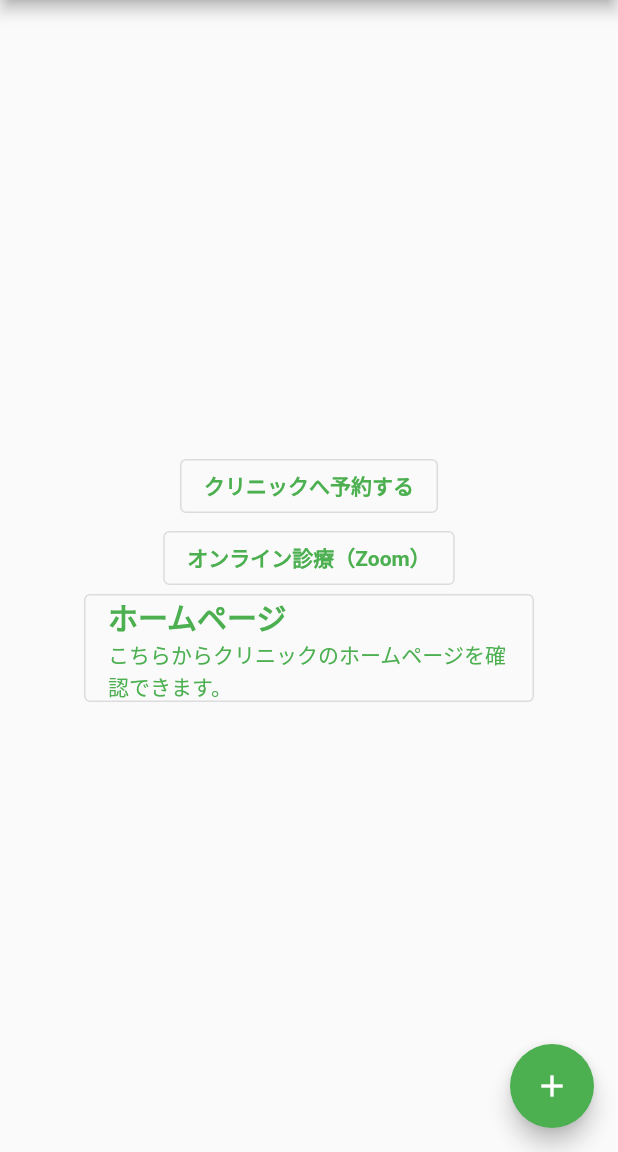
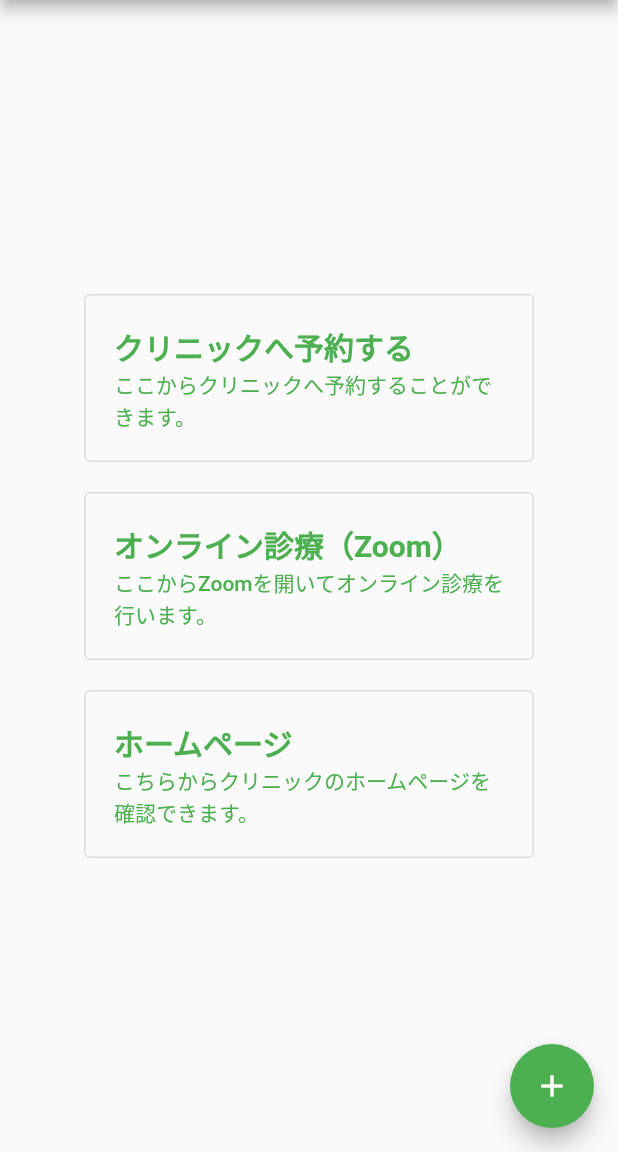
Before and after one commit to MORIMOTO520212/tamasakai-internal-medicine-clinic-app, a Flutter app: the screen it shows after launch, after a tap on "クリニックへ予約する", on a phone screen of 412 x 824 dp, the part 84-1236 px from its top. Run offline on Flutter 3.47's test engine with Material 2 defaults, Android fonts, the phone set to English and light mode, and no system bars.

Commit message:
add menu button margin

```diff
--- a/lib/main.dart
+++ b/lib/main.dart
@@ -40,56 +40,61 @@ class _MyHomePageState extends State<MyHomePage> {
         child: Column(
           mainAxisAlignment: MainAxisAlignment.center,
           children: <Widget>[
-
-            OutlinedButton(
-                onPressed: () => _opneUrl('https://coubic.com/timc/booking_pages#pageContent'),
-                child: const Text(
+            MyElements.menuButton(
+                'https://coubic.com/timc/booking_pages#pageContent',
                 'クリニックへ予約する',
-                  style: TextStyle(fontWeight: FontWeight.bold) )),
-
-            OutlinedButton(
-                onPressed: () => _opneUrl('https://zoom.us/j/3789782777?pwd=cnZyUXpKVDNmSVErYm91Q0oyWVk4Zz09'),
-                child: const Text(
+                'ここからクリニックへ予約することができます。'),
+            MyElements.menuButton(
+                'https://zoom.us/j/3789782777?pwd=cnZyUXpKVDNmSVErYm91Q0oyWVk4Zz09',
                 'オンライン診療（Zoom）',
-                  style: TextStyle(fontWeight: FontWeight.bold) )),
-
-            OutlinedButton(
-                onPressed: () => _opneUrl('https://tamasakainaika.timc03.jp/'),
-                style: OutlinedButton.styleFrom(
-                  maximumSize: const Size.fromWidth(300)
-                ),
-                child: const Column(
-                  crossAxisAlignment: CrossAxisAlignment.start,
-                  children: <Widget>[
-                    Text("ホームページ", style: TextStyle(
-                      fontSize: 20,
-                      fontWeight: FontWeight.bold)
-                    ),
-                    Text("こちらからクリニックのホームページを確認できます。"),
-                  ],
-                ),
-            ),
-
+                'ここからZoomを開いてオンライン診療を行います。'),
+            MyElements.menuButton('https://tamasakainaika.timc03.jp/', 'ホームページ',
+                'こちらからクリニックのホームページを確認できます。'),
           ],
         ),
       ),
       floatingActionButton: FloatingActionButton(
-        onPressed: ()=>{},
+        onPressed: () => {},
         tooltip: 'Increment',
         child: const Icon(Icons.add),
       ),
     );
   }
+}
+
+class MyElements {
+  static Container menuButton(String url, String title, String message) {
+    return Container(
+      margin: const EdgeInsets.only(top: 10, bottom: 10),
+      child: OutlinedButton(
+        onPressed: () => _opneUrl(url),
+        style: MyStyles.menuButton,
+        child: Column(
+          crossAxisAlignment: CrossAxisAlignment.start,
+          children: <Widget>[
+            Text(title,
+                style:
+                    const TextStyle(fontSize: 20, fontWeight: FontWeight.bold)),
+            Text(message),
+          ],
+        ),
+      )
+    );
+  }
+}
 
 void _opneUrl(String url) async {
-    if (await canLaunch(url)) {
-      await launch(
-        url,
-        forceSafariVC: true,
-        forceWebView: true,
-      );
+  final Uri urlParse = Uri.parse(url);
+  if (await canLaunchUrl(urlParse)) {
+    await launchUrl(urlParse);
   } else {
     throw 'このURLにはアクセスできません';
   }
 }
+
+class MyStyles {
+  static final menuButton = OutlinedButton.styleFrom(
+    maximumSize: const Size.fromWidth(300),
+    padding: const EdgeInsets.all(20),
+  );
 }
```
Also changed, not shown: pubspec.lock. Lines whose indentation alone changed are shown as unchanged.
